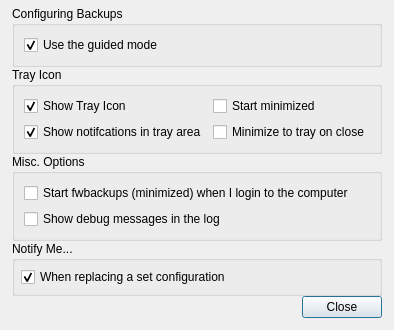
Old version of the form data/ui/prefs.ui in the repository stewartadam/fwbackups.
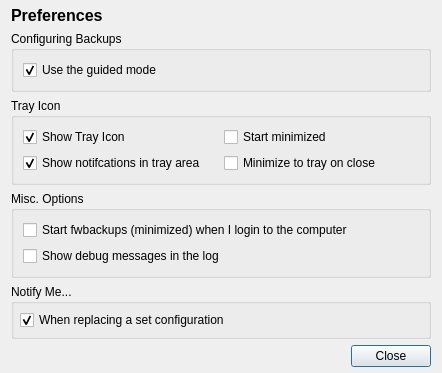
New version of the form. Icons and pictures are not drawn.

Commit message: Make configBackup listen to the "guided mode" preference, add structure for set management

Diff of the .ui file:
```diff
--- a/data/ui/prefs.ui
+++ b/data/ui/prefs.ui
@@ -7,7 +7,7 @@
     <x>0</x>
     <y>0</y>
     <width>442</width>
-    <height>338</height>
+    <height>366</height>
    </rect>
   </property>
   <property name="windowTitle">
@@ -17,25 +17,27 @@
    <iconset resource="../fwbackups.qrc">
     <normaloff>:/program-icons/program-icons/preferences-desktop.png</normaloff>:/program-icons/program-icons/preferences-desktop.png</iconset>
   </property>
-  <layout class="QVBoxLayout" name="verticalLayout_5">
-   <property name="spacing">
-    <number>0</number>
-   </property>
-   <property name="sizeConstraint">
-    <enum>QLayout::SetFixedSize</enum>
-   </property>
-   <property name="leftMargin">
-    <number>12</number>
-   </property>
+  <layout class="QVBoxLayout" name="verticalLayout_2">
    <property name="topMargin">
     <number>6</number>
    </property>
-   <property name="rightMargin">
-    <number>12</number>
-   </property>
    <property name="bottomMargin">
-    <number>12</number>
+    <number>6</number>
    </property>
+   <item>
+    <widget class="QLabel" name="label">
+     <property name="font">
+      <font>
+       <pointsize>12</pointsize>
+       <weight>75</weight>
+       <bold>true</bold>
+      </font>
+     </property>
+     <property name="text">
+      <string>Preferences</string>
+     </property>
+    </widget>
+   </item>
    <item>
     <layout class="QVBoxLayout" name="verticalLayout_3">
      <item>
```
Left out of the diff: 2 changed lines with no effect on the pictures. The commit also changes 15 other files.
